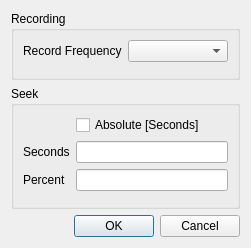
Qt form src/UserInterface/src/Dialogs/SettingsDialog.ui (till213/SkyDolly) before a commit.
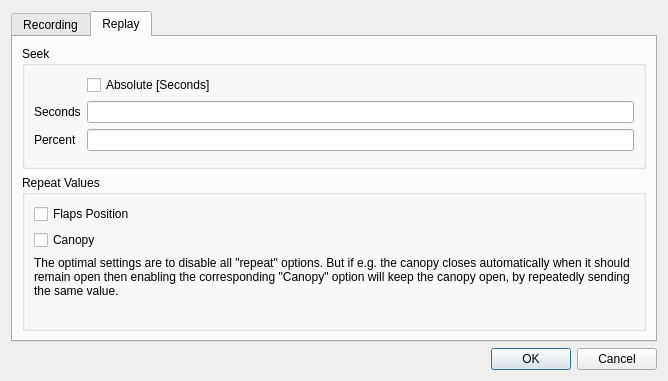
The same form after that commit.

Commit message:
Settings to enable simulation variable repeat
- The CANOPY OPEN and FLAPS HANDLE INDEX are counteracted by certain
aircrafts
- By enabling the "repeat" options the simulation variable is repeatedly
sent (if value > 0), in order to keep ("refresh") the desired aircraft
state

Patch:
```diff
--- a/src/UserInterface/src/Dialogs/SettingsDialog.ui
+++ b/src/UserInterface/src/Dialogs/SettingsDialog.ui
@@ -6,23 +6,24 @@
    <rect>
     <x>0</x>
     <y>0</y>
-    <width>236</width>
-    <height>242</height>
+    <width>664</width>
+    <height>381</height>
    </rect>
   </property>
   <property name="windowTitle">
    <string>Settings</string>
   </property>
   <layout class="QGridLayout" name="gridLayout">
-   <property name="sizeConstraint">
-    <enum>QLayout::SetMinimumSize</enum>
-   </property>
    <item row="0" column="0">
-    <widget class="QGroupBox" name="groupBox_5">
-     <property name="title">
+    <widget class="QTabWidget" name="settingsTabWidget">
+     <property name="currentIndex">
+      <number>1</number>
+     </property>
+     <widget class="QWidget" name="tab">
+      <attribute name="title">
       <string>Recording</string>
-     </property>
-     <layout class="QFormLayout" name="formLayout_4">
+      </attribute>
+      <layout class="QFormLayout" name="formLayout_2">
       <item row="0" column="0">
        <widget class="QLabel" name="label_5">
         <property name="text">
@@ -40,23 +41,14 @@
         </property>
        </widget>
       </item>
-      <item row="1" column="1">
-       <spacer name="verticalSpacer">
-        <property name="orientation">
-         <enum>Qt::Vertical</enum>
-        </property>
-        <property name="sizeHint" stdset="0">
-         <size>
-          <width>20</width>
-          <height>40</height>
-         </size>
-        </property>
-       </spacer>
-      </item>
-     </layout>
-    </widget>
-   </item>
-   <item row="1" column="0">
+      </layout>
+     </widget>
+     <widget class="QWidget" name="tab_2">
+      <attribute name="title">
+       <string>Replay</string>
+      </attribute>
+      <layout class="QVBoxLayout" name="verticalLayout">
+       <item>
     <widget class="QGroupBox" name="groupBox_6">
      <property name="title">
       <string>Seek</string>
@@ -90,6 +82,58 @@
        <widget class="QLineEdit" name="seekInPercentLineEdit"/>
       </item>
       <item row="3" column="1">
+           <spacer name="verticalSpacer">
+            <property name="orientation">
+             <enum>Qt::Vertical</enum>
+            </property>
+            <property name="sizeHint" stdset="0">
+             <size>
+              <width>20</width>
+              <height>40</height>
+             </size>
+            </property>
+           </spacer>
+          </item>
+         </layout>
+        </widget>
+       </item>
+       <item>
+        <widget class="QGroupBox" name="groupBox">
+         <property name="title">
+          <string>Repeat Values</string>
+         </property>
+         <layout class="QVBoxLayout" name="verticalLayout_2">
+          <item>
+           <widget class="QCheckBox" name="repeatFlapsCheckBox">
+            <property name="text">
+             <string>Flaps Position</string>
+            </property>
+           </widget>
+          </item>
+          <item>
+           <widget class="QCheckBox" name="repeatCanopyOpenCheckBox">
+            <property name="text">
+             <string>Canopy</string>
+            </property>
+           </widget>
+          </item>
+          <item>
+           <widget class="QLabel" name="label_3">
+            <property name="minimumSize">
+             <size>
+              <width>600</width>
+              <height>0</height>
+             </size>
+            </property>
+            <property name="text">
+             <string>The optimal settings are to disable all &quot;repeat&quot; options. But if e.g. the canopy closes automatically when it should remain open then enabling the corresponding &quot;Canopy&quot; option will keep the canopy open, by repeatedly sending the same value.</string>
+            </property>
+            <property name="wordWrap">
+             <bool>true</bool>
+            </property>
+           </widget>
+          </item>
+          <item>
        <spacer name="verticalSpacer_2">
         <property name="orientation">
          <enum>Qt::Vertical</enum>
@@ -105,7 +149,11 @@
      </layout>
     </widget>
    </item>
-   <item row="2" column="0">
+      </layout>
+     </widget>
+    </widget>
+   </item>
+   <item row="1" column="0">
     <widget class="QDialogButtonBox" name="buttonBox">
      <property name="orientation">
       <enum>Qt::Horizontal</enum>
```
Lines whose indentation alone changed are shown as unchanged. The commit also changes 6 other files.
